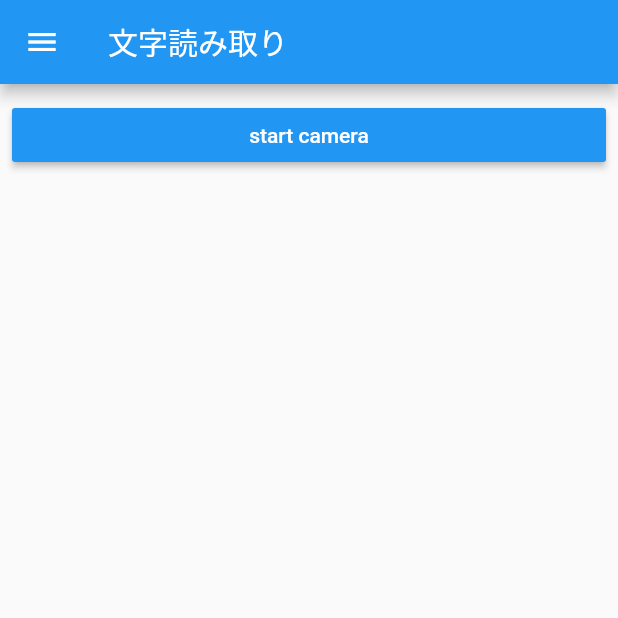
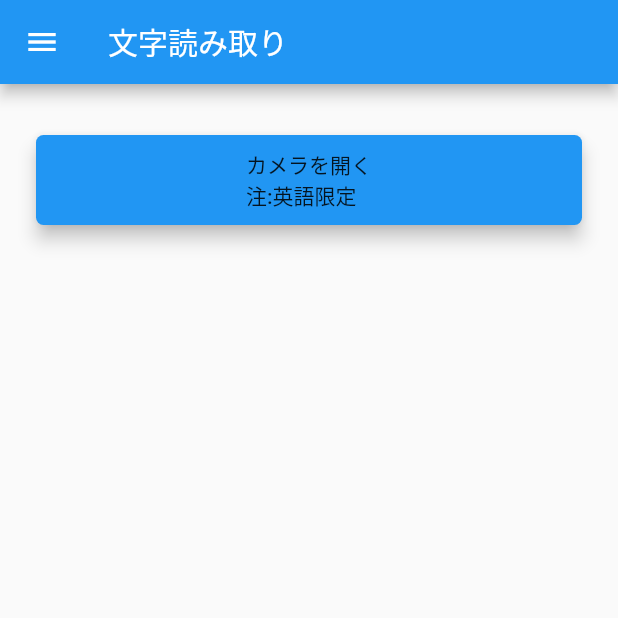
Before and after one commit to hiracky16/pic_word, a Flutter app: the Camera screen opened by its route, on a phone screen of 412 x 824 dp, the top half of it. Run offline on Flutter 3.47's test engine with Material 2 defaults, Android fonts, the phone set to English and light mode, and no system bars; our stand-ins replace cloud_firestore, firebase_auth, image_picker; missing offline and left inert: mlkit; accounts and stored records are empty.

Commit message:
デザイン修正 単語登録部分&カメラのボタン

```diff
--- a/lib/camera.dart
+++ b/lib/camera.dart
@@ -28,15 +28,20 @@ class Camera extends StatelessWidget {
         children: <Widget>[
           Expanded(
             child: Padding(
-                padding: EdgeInsets.symmetric(horizontal: 8.0),
-                child: RaisedButton(
+                padding: const EdgeInsets.all(24.0),
+                child: new MaterialButton(
+                  key: null,
                   color: Colors.blue,
-                  textColor: Colors.white,
-                  splashColor: Colors.blueGrey,
+                  shape: RoundedRectangleBorder(
+                    borderRadius: BorderRadius.all(Radius.circular(5.0)),
+                  ),
+                  elevation: 5.0,
+                  minWidth: 200.0,
+                  height: 60.0,
                   onPressed: () {
                     _onPickImageSelected(context);
                   },
-                  child: Text("start camera"),
+                  child: Text("カメラを開く\n注:英語限定"),
                 )),
           ),
         ],
@@ -57,6 +62,7 @@ class Camera extends StatelessWidget {
       Navigator.push(
           context, MaterialPageRoute(builder: (context) => DetailWidget(file)));
     } catch(e) {
+      Navigator.of(context).pushNamed("/list");
     }
   }
 
```
Also changed, not shown: lib/add_word.dart (+4 -3 lines).
